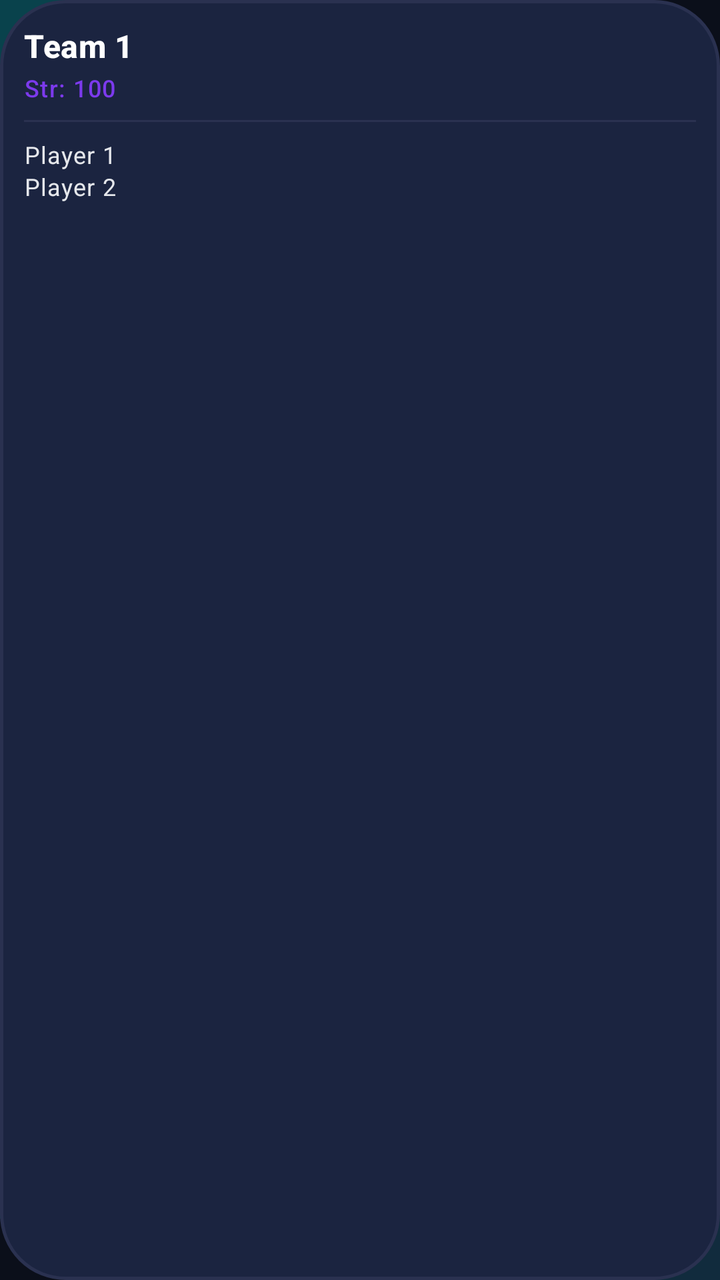
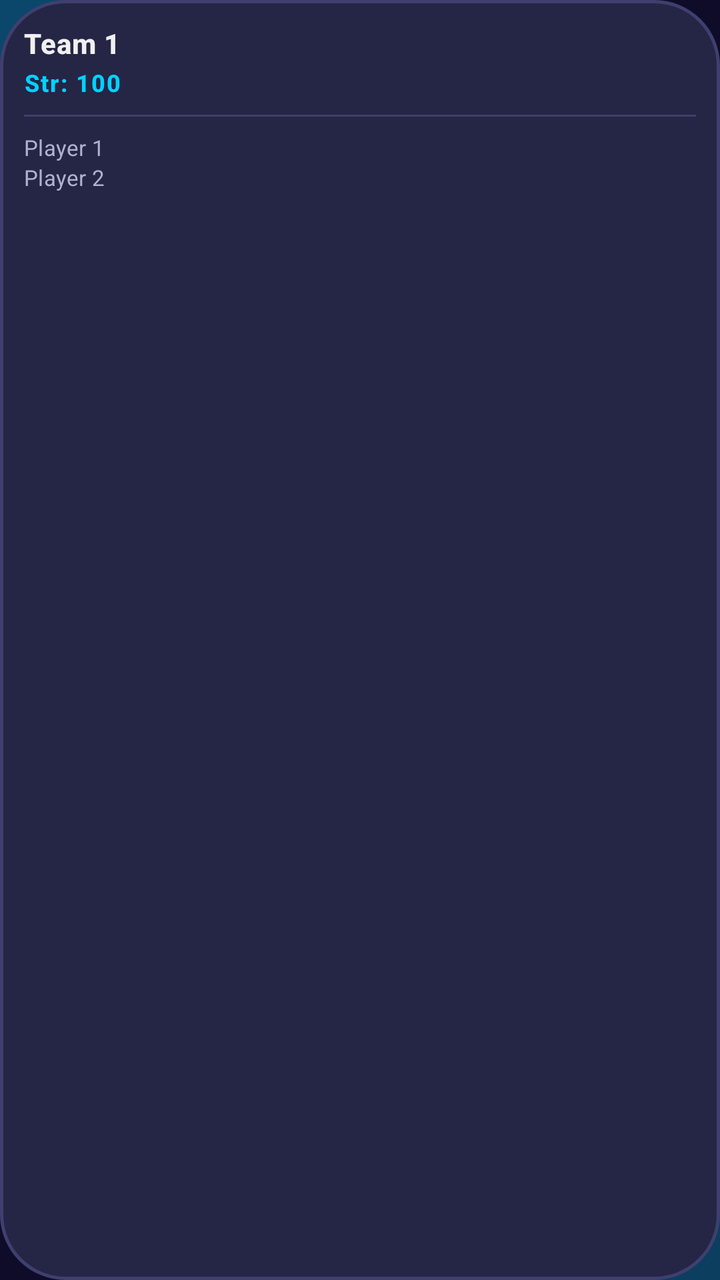

The first picture is an Android layout as it rendered before a commit; the second is the same layout after the commit. The layout source and the unified diff follow.
<!-- AndroidManifest.xml: application theme Theme.TeamBalancer -->
<!-- res/layout/item_history_team.xml -->
<?xml version="1.0" encoding="utf-8"?>
<LinearLayout xmlns:android="http://schemas.android.com/apk/res/android"
    android:layout_width="152dp"
    android:layout_height="wrap_content"
    android:layout_marginEnd="12dp"
    android:background="@drawable/bg_surface_panel"
    android:orientation="vertical"
    android:padding="12dp">

    <TextView
        android:id="@+id/txtTeamName"
        android:layout_width="match_parent"
        android:layout_height="wrap_content"
        android:ellipsize="end"
        android:maxLines="1"
        android:text="Team 1"
        android:textAppearance="@style/TextAppearance.TeamBalancer.TitleMedium"
        android:textColor="@color/white" />

    <TextView
        android:id="@+id/txtTeamStrength"
        android:layout_width="match_parent"
        android:layout_height="wrap_content"
        android:layout_marginTop="2dp"
        android:text="Str: 100"
        android:textAppearance="@style/TextAppearance.Material3.LabelMedium"
        android:textColor="@color/secondary" />

    <View
        android:layout_width="match_parent"
        android:layout_height="1dp"
        android:layout_marginVertical="8dp"
        android:background="@color/divider" />

    <TextView
        android:id="@+id/txtTeamPlayers"
        android:layout_width="match_parent"
        android:layout_height="wrap_content"
        android:lineSpacingExtra="2dp"
        android:text="Player 1\nPlayer 2"
        android:textAppearance="@style/TextAppearance.Material3.BodySmall"
        android:textColor="@color/on_surface" />

</LinearLayout>
<!-- resources referenced by this layout -->
<resources>
  <color name="divider">#2A3150</color>
  <color name="on_surface">#E5E7EB</color>
  <color name="secondary">#7C3AED</color>
  <color name="white">#FFFFFF</color>
  <style name="Theme.TeamBalancer" parent="Base.Theme.TeamBalancer" />
  <dimen name="glass_corner">32dp</dimen>
  <color name="surface_elevated">#1B2440</color>
  <color name="primary">#0B0F1A</color>
  <color name="primary_variant">#151B2E</color>
  <color name="on_secondary">#FFFFFF</color>
  <color name="surface_soft">#252F4D</color>
  <color name="accent">#00F5FF</color>
  <!-- drawable bg_app_shell (drawable) -->
  <?xml version="1.0" encoding="utf-8"?>
  <layer-list xmlns:android="http://schemas.android.com/apk/res/android">
      <item android:drawable="@color/background" />
      <item android:top="-160dp" android:left="-160dp">
          <shape android:shape="oval">
              <size android:width="420dp" android:height="420dp" />
              <solid android:color="#3800F5FF" />
          </shape>
      </item>
      <item android:gravity="end|top" android:right="-100dp" android:top="20dp">
          <shape android:shape="oval">
              <size android:width="340dp" android:height="340dp" />
              <solid android:color="#357C3AED" />
          </shape>
      </item>
      <item android:gravity="end|bottom" android:right="-80dp" android:bottom="-140dp">
          <shape android:shape="oval">
              <size android:width="360dp" android:height="360dp" />
              <solid android:color="#2838BDF8" />
          </shape>
      </item>
  </layer-list>
  <color name="surface">#12182A</color>
  <color name="on_surface_variant">#94A3B8</color>
  <color name="background">#0B0F1A</color>
  <style name="TextAppearance.TeamBalancer.TitleLarge" parent="TextAppearance.Material3.TitleLarge">
          <item name="android:textStyle">bold</item>
          <item name="android:letterSpacing">0.01</item>
      </style>
  <style name="TextAppearance.TeamBalancer.TitleSmall" parent="TextAppearance.Material3.TitleSmall">
          <item name="android:textStyle">bold</item>
          <item name="android:letterSpacing">0.02</item>
      </style>
  <style name="TextAppearance.TeamBalancer.BodyLarge" parent="TextAppearance.Material3.BodyLarge">
          <item name="android:letterSpacing">0.01</item>
      </style>
  <style name="TextAppearance.TeamBalancer.BodyMedium" parent="TextAppearance.Material3.BodyMedium">
          <item name="android:letterSpacing">0.01</item>
      </style>
  <style name="TextAppearance.TeamBalancer.LabelLarge" parent="TextAppearance.Material3.LabelLarge">
          <item name="android:textStyle">bold</item>
          <item name="android:letterSpacing">0.08</item>
      </style>
  <style name="TextAppearance.TeamBalancer.LabelMedium" parent="TextAppearance.Material3.LabelMedium">
          <item name="android:textStyle">bold</item>
          <item name="android:letterSpacing">0.06</item>
      </style>
  <style name="ShapeAppearance.TeamBalancer.Small" parent="ShapeAppearance.Material3.SmallComponent">
          <item name="cornerSize">10dp</item>
      </style>
  <style name="ShapeAppearance.TeamBalancer.Medium" parent="ShapeAppearance.Material3.MediumComponent">
          <item name="cornerSize">20dp</item>
      </style>
  <color name="ripple_surface">#50FFFFFF</color>
  <style name="Widget.TeamBalancer.Button.Text" parent="Widget.Material3.Button.TextButton">
          <item name="android:textColor">@color/accent</item>
          <item name="android:textStyle">bold</item>
      </style>
  <dimen name="toolbar_min_height">64dp</dimen>
  <!-- unchanged entries left out for length: 10 -->
</resources>

<!-- the commit's change to res/layout/item_history_team.xml (unified diff, before → after) -->
@@ -1,5 +1,6 @@
 <?xml version="1.0" encoding="utf-8"?>
 <LinearLayout xmlns:android="http://schemas.android.com/apk/res/android"
+    xmlns:app="http://schemas.android.com/apk/res-auto"
     android:layout_width="152dp"
     android:layout_height="wrap_content"
     android:layout_marginEnd="12dp"
@@ -14,8 +15,9 @@
         android:ellipsize="end"
         android:maxLines="1"
         android:text="Team 1"
-        android:textAppearance="@style/TextAppearance.TeamBalancer.TitleMedium"
-        android:textColor="@color/white" />
+        android:textAppearance="@style/TextAppearance.TeamBalancer.TitleSmall"
+        android:textColor="@color/on_surface"
+        android:textStyle="bold" />
 
     <TextView
         android:id="@+id/txtTeamStrength"
@@ -23,8 +25,8 @@
         android:layout_height="wrap_content"
         android:layout_marginTop="2dp"
         android:text="Str: 100"
-        android:textAppearance="@style/TextAppearance.Material3.LabelMedium"
-        android:textColor="@color/secondary" />
+        android:textAppearance="@style/TextAppearance.TeamBalancer.LabelMedium"
+        android:textColor="@color/accent_cyan" />
 
     <View
         android:layout_width="match_parent"
@@ -38,7 +40,8 @@
         android:layout_height="wrap_content"
         android:lineSpacingExtra="2dp"
         android:text="Player 1\nPlayer 2"
-        android:textAppearance="@style/TextAppearance.Material3.BodySmall"
-        android:textColor="@color/on_surface" />
+        android:textAppearance="@style/TextAppearance.TeamBalancer.BodyMedium"
+        android:textColor="@color/on_surface_variant"
+        android:textSize="11sp" />
 
 </LinearLayout>
<!-- resource entries referenced after the edit -->
@@ -1,43 +1,58 @@
 <!-- resources referenced by this layout -->
 <resources>
-  <color name="divider">#2A3150</color>
-  <color name="on_surface">#E5E7EB</color>
-  <color name="secondary">#7C3AED</color>
+  <color name="accent_cyan">#00D2FF</color>
+  <color name="divider">#3F3F6F</color>
+  <color name="on_surface">#F0F0F0</color>
+  <color name="secondary">#FF00CC</color>
   <color name="white">#FFFFFF</color>
   <style name="Theme.TeamBalancer" parent="Base.Theme.TeamBalancer" />
   <dimen name="glass_corner">32dp</dimen>
-  <color name="surface_elevated">#1B2440</color>
-  <color name="primary">#0B0F1A</color>
-  <color name="primary_variant">#151B2E</color>
+  <color name="surface_elevated">#252545</color>
+  <color name="primary">#302B63</color>
+  <color name="primary_variant">#24243E</color>
   <color name="on_secondary">#FFFFFF</color>
-  <color name="surface_soft">#252F4D</color>
-  <color name="accent">#00F5FF</color>
+  <color name="surface_soft">#2E2E5A</color>
+  <color name="accent">#00D2FF</color>
   <!-- drawable bg_app_shell (drawable) -->
   <?xml version="1.0" encoding="utf-8"?>
   <layer-list xmlns:android="http://schemas.android.com/apk/res/android">
       <item android:drawable="@color/background" />
-      <item android:top="-160dp" android:left="-160dp">
+  
+      
+      <item android:top="-150dp" android:left="-150dp">
           <shape android:shape="oval">
-              <size android:width="420dp" android:height="420dp" />
-              <solid android:color="#3800F5FF" />
+              <size android:width="400dp" android:height="400dp" />
+              <solid android:color="#4D00D2FF" /> 
           </shape>
       </item>
-      <item android:gravity="end|top" android:right="-100dp" android:top="20dp">
+  
+      
+      <item android:gravity="end|top" android:right="-80dp" android:top="40dp">
           <shape android:shape="oval">
-              <size android:width="340dp" android:height="340dp" />
-              <solid android:color="#357C3AED" />
+              <size android:width="300dp" android:height="300dp" />
+              <solid android:color="#33FF00CC" /> 
           </shape>
       </item>
-      <item android:gravity="end|bottom" android:right="-80dp" android:bottom="-140dp">
+  
+      
+      <item android:gravity="start|center_vertical" android:left="-120dp">
           <shape android:shape="oval">
-              <size android:width="360dp" android:height="360dp" />
-              <solid android:color="#2838BDF8" />
+              <size android:width="350dp" android:height="350dp" />
+              <solid android:color="#1A9D50BB" /> 
+          </shape>
+      </item>
+  
+      
+      <item android:gravity="end|bottom" android:right="-100dp" android:bottom="-120dp">
+          <shape android:shape="oval">
+              <size android:width="380dp" android:height="380dp" />
+              <solid android:color="#4000D2FF" /> 
           </shape>
       </item>
   </layer-list>
-  <color name="surface">#12182A</color>
-  <color name="on_surface_variant">#94A3B8</color>
-  <color name="background">#0B0F1A</color>
+  <color name="surface">#1A1A2E</color>
+  <color name="on_surface_variant">#B0B0D0</color>
+  <color name="background">#0F0C29</color>
   <style name="TextAppearance.TeamBalancer.TitleLarge" parent="TextAppearance.Material3.TitleLarge">
           <item name="android:textStyle">bold</item>
           <item name="android:letterSpacing">0.01</item>
@@ -66,7 +81,7 @@
   <style name="ShapeAppearance.TeamBalancer.Medium" parent="ShapeAppearance.Material3.MediumComponent">
           <item name="cornerSize">20dp</item>
       </style>
-  <color name="ripple_surface">#50FFFFFF</color>
+  <color name="ripple_surface">#33FFFFFF</color>
   <style name="Widget.TeamBalancer.Button.Text" parent="Widget.Material3.Button.TextButton">
           <item name="android:textColor">@color/accent</item>
           <item name="android:textStyle">bold</item>
